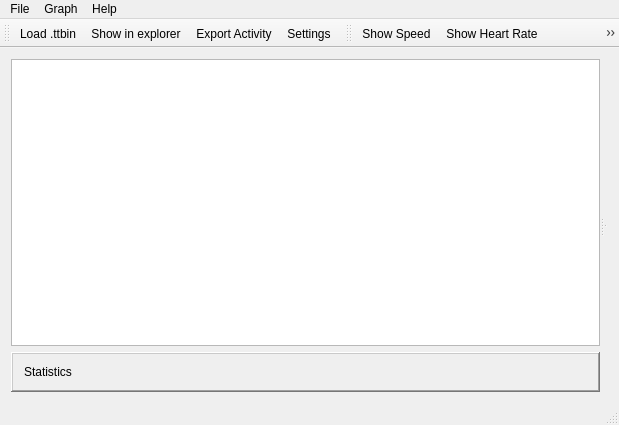
Qt form src/mainwindow.ui (altera2015/ttwatcher) before a commit.
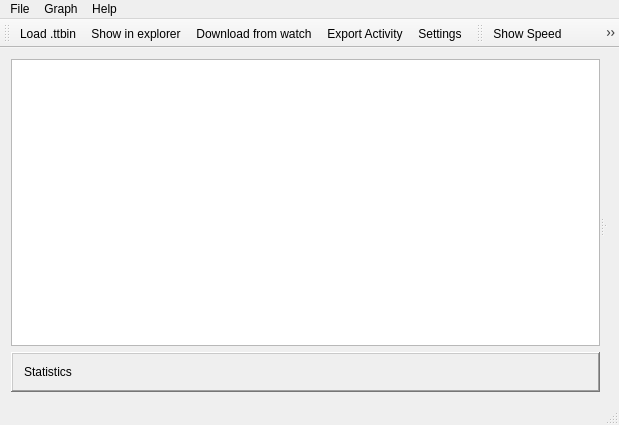
The same form after that commit. Icons and pictures are not drawn. Custom widgets are drawn as their Qt base class.

Commit message:
Added download button. Fixed name of LightMaps in MainWindow.ui Fixed Linux enumerate by cyberjunky
https://github.com/cyberjunky/ttwatcher/commit/8c67e085cce7f847661fb5cced6e50ac3ee27c94

```diff
--- a/src/mainwindow.ui
+++ b/src/mainwindow.ui
@@ -168,6 +168,7 @@
    </attribute>
    <addaction name="actionProcess_TTBIN"/>
    <addaction name="actionShow_in_explorer"/>
+   <addaction name="actionDownload_from_watch"/>
    <addaction name="actionExport_Activity"/>
    <addaction name="actionSettings"/>
   </widget>
@@ -313,6 +314,15 @@
     <string>Settings...</string>
    </property>
   </action>
+  <action name="actionDownload_from_watch">
+   <property name="icon">
+    <iconset resource="resources.qrc">
+     <normaloff>:/icons/save-file.png</normaloff>:/icons/save-file.png</iconset>
+   </property>
+   <property name="text">
+    <string>Download from watch</string>
+   </property>
+  </action>
  </widget>
  <layoutdefault spacing="6" margin="11"/>
  <customwidgets>
```
Left out of the diff: 1 changed line with no effect on the pictures. The commit also changes 5 other files.
